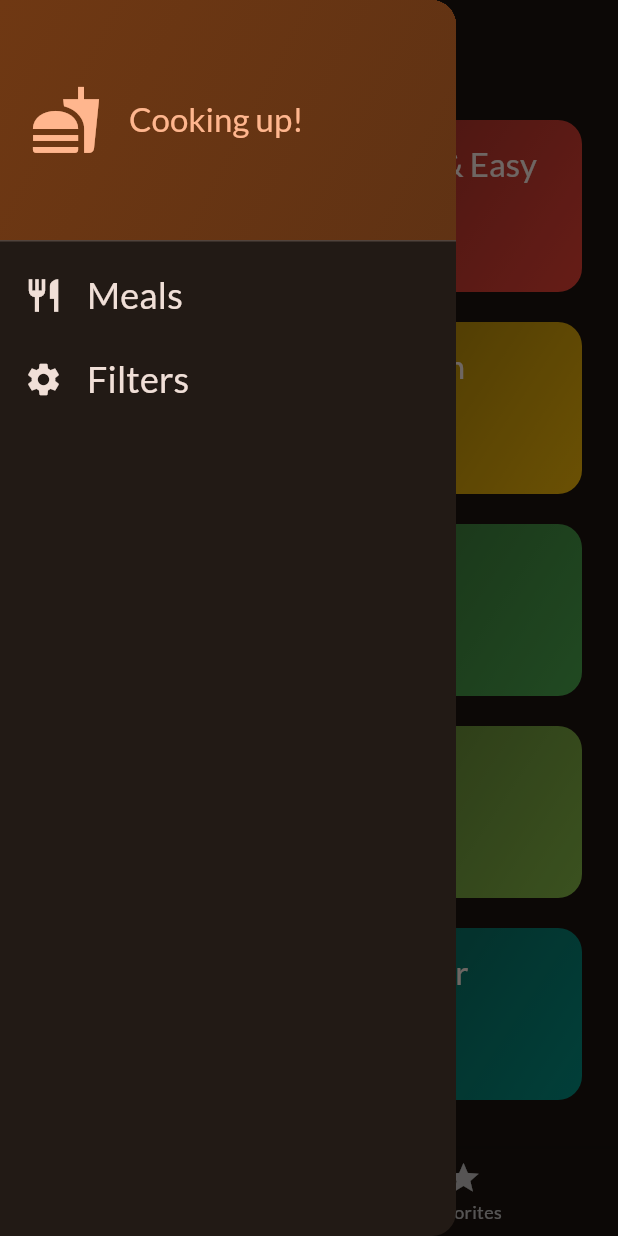
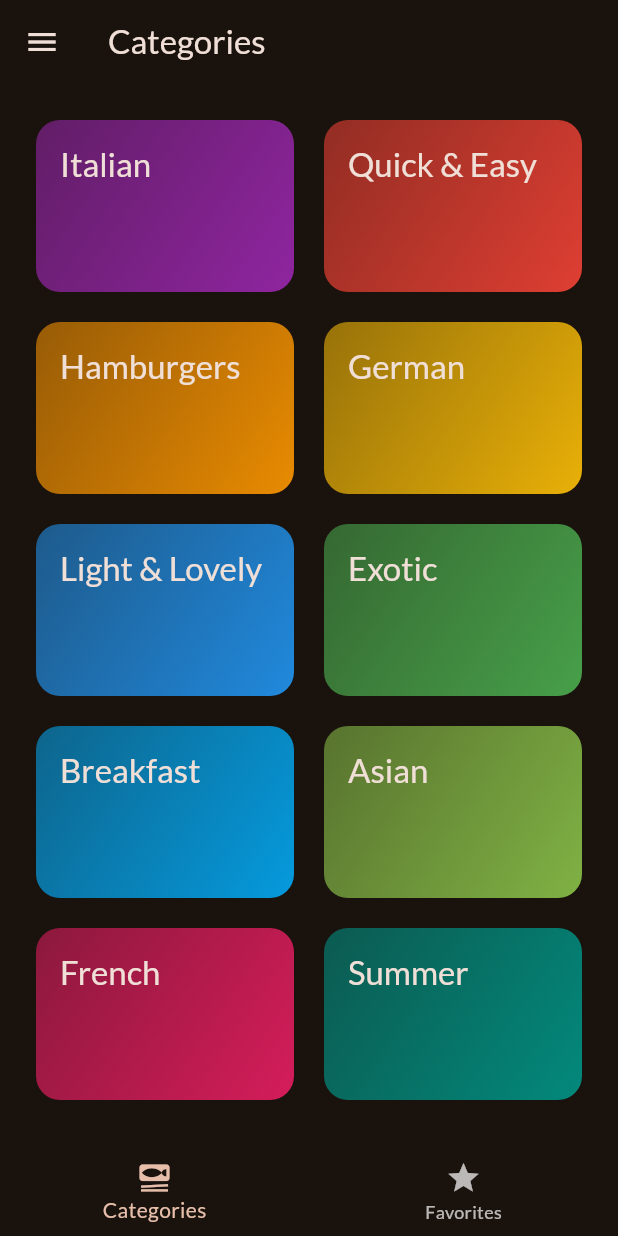
Before and after one commit to dlipkumar77/meals_app, a Flutter app: the screen it shows after launch, in the side drawer, after a tap on "Meals", on a phone screen of 412 x 824 dp. Run offline on Flutter 3.47's test engine with Material 3 defaults, Android fonts, the phone set to English and light mode, and no system bars; our stand-ins replace google_fonts, transparent_image.

Commit message:
drawer menu item meals click close manually

```diff
--- a/lib/screens/tabs.dart
+++ b/lib/screens/tabs.dart
@@ -47,6 +47,13 @@ class _TabsScreenState extends State<TabsScreen> {
     });
   }
 
+  void _setScreen(String identifier) {
+    if (identifier == 'filters') {
+    } else {
+      Navigator.of(context).pop();
+    }
+  }
+
   @override
   Widget build(BuildContext context) {
     Widget activePage = CategoriesScreen(
@@ -65,7 +72,9 @@ class _TabsScreenState extends State<TabsScreen> {
       appBar: AppBar(
         title: Text(activePageTitle),
       ),
-      drawer: MainDrawer(),
+      drawer: MainDrawer(
+        onSelectScreen: _setScreen,
+      ),
       body: activePage,
       bottomNavigationBar: BottomNavigationBar(
         //onTap: (index) {},
--- a/lib/widgets/main_drawer.dart
+++ b/lib/widgets/main_drawer.dart
@@ -1,7 +1,9 @@
 import 'package:flutter/material.dart';
 
 class MainDrawer extends StatelessWidget {
-  const MainDrawer({super.key});
+  const MainDrawer({super.key, required this.onSelectScreen});
+
+  final void Function(String identifier) onSelectScreen;
   @override
   Widget build(BuildContext context) {
     return Drawer(
@@ -52,7 +54,9 @@ class MainDrawer extends StatelessWidget {
               style: Theme.of(context).textTheme.titleSmall!.copyWith(
                   color: Theme.of(context).colorScheme.onSurface, fontSize: 24),
             ),
-            onTap: () {},
+            onTap: () {
+              onSelectScreen('meals');
+            },
           ),
           ListTile(
             leading: Icon(
@@ -61,11 +65,13 @@ class MainDrawer extends StatelessWidget {
               color: Theme.of(context).colorScheme.onSurface,
             ),
             title: Text(
-              'Filters',
+              'filters',
               style: Theme.of(context).textTheme.titleSmall!.copyWith(
                   color: Theme.of(context).colorScheme.onSurface, fontSize: 24),
             ),
-            onTap: () {},
+            onTap: () {
+              onSelectScreen('filters');
+            },
           )
         ],
       ),
```
